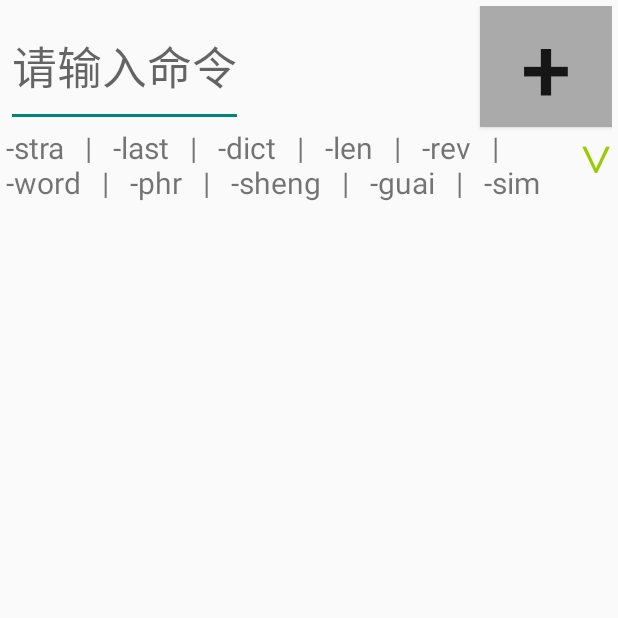
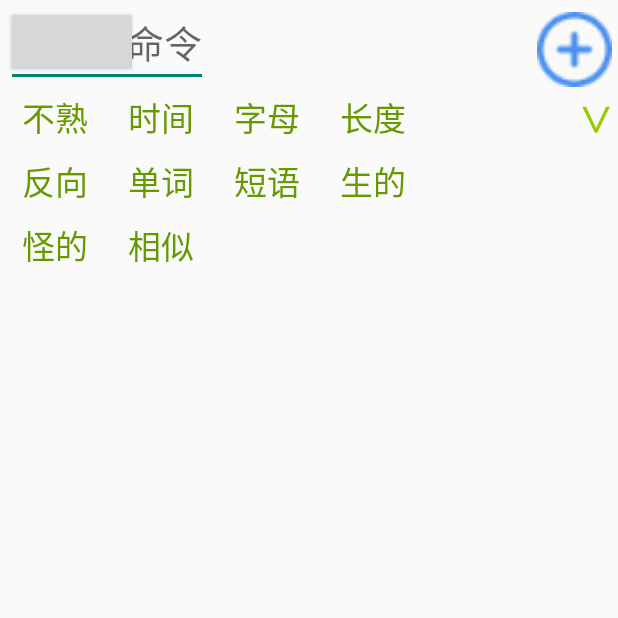
Before and after one commit to liuguicen/MemoryNote, an Android app: the screen it shows after launch (WordListActivity), on a phone screen of 412 x 824 dp, the top half of it. Run offline under Robolectric (Android 15) with nearby library versions, the phone set to English and light mode, and no system bars.

Commit message:
列表显示界面UI

```diff
--- a/memory-note/src/main/java/com/lgc/memorynote/data/GlobalData.java
+++ b/memory-note/src/main/java/com/lgc/memorynote/data/GlobalData.java
@@ -12,7 +12,9 @@ import com.lgc.memorynote.wordList.Command;
 
 import java.io.IOException;
 import java.util.ArrayList;
+import java.util.HashMap;
 import java.util.List;
+import java.util.Map;
 
 /**
  * <pre>
@@ -26,6 +28,7 @@ public class GlobalData {
     private static List<Word> mAllWord = new ArrayList<>();
     private static GlobalData mInstance = new GlobalData();
     private List<String> mCommandList;
+    private Map<String, String> mUIComandMap = new HashMap<>();
     private static final String SP_COMMAND_LIST = "command_string";
 
     private GlobalData() {
@@ -88,8 +91,13 @@ public class GlobalData {
             } else {
                 mCommandList = new Gson().fromJson(jsonCommand,  new TypeToken<List<String>>(){}.getType());
             }
+
         }
         return mCommandList;
+    }
+
+    public Map<String, String> getUIComandMap() {
+        return Command.UICommandMap;
     }
 
     public void updateCommandSort(List<String> inputCommands) {
--- a/memory-note/src/main/java/com/lgc/memorynote/wordList/Command.java
+++ b/memory-note/src/main/java/com/lgc/memorynote/wordList/Command.java
@@ -5,8 +5,9 @@ import com.lgc.memorynote.wordDetail.Word;
 
 import java.util.ArrayList;
 import java.util.Arrays;
-import java.util.Collections;
+import java.util.HashMap;
 import java.util.List;
+import java.util.Map;
 
 /**
  * 小命令行系统中的命令
@@ -17,33 +18,47 @@ public class Command {
     /************************* 排序相关的命令***************************/
     /** 按不熟悉度 */
     public static final String _stra  = "-stra";
+    public static final String _stra_ui  = "不熟";
     /** 按最后记忆时间 */
     public static final String _last  = "-last";
+    public static final String _last_ui  = "时间";
     /** 按字典序 */
     public static final String _dict  = "-dict";
+    public static final String _dict_ui  = "字母";
     /** 按长度 */
     public static final String _len   = "-len";
-
+    public static final String _len_ui   = "长度";
 
     /** 反向排序 */
     public static final String _rev   = "-rev";
-
+    public static final String _rev_ui   = "反向";
 
 
     /*********************** 过滤相关 *******************************/
     /** 只显示单词 */
     public static final String _word   = "-word";
+    public static final String _word_ui   = "单词";
     /** 只显示短语 */
     public static final String _phr    = "-phr";
+    public static final String _phr_ui    = "短语";
     /** 只显示生的单词 */
-    public static final String _sheng =  "-" + Word.WordMeaning.TAG_SHENG;
+    public static final String _sheng  =  "-" + Word.WordMeaning.TAG_SHENG;
+    public static final String _sheng_ui  =  "生的";
     /** 只显示词义怪的词 */
     public static final String _guai   =  "-" + Word.WordMeaning.TAG_GUAI;
+    public static final String _guai_ui   =  "怪的";
     /** 把近似的词放到一起 */
     public static final String _sim    = "-sim";
-    private List<Word> resultList;
+    public static final String _sim_ui    =  "相似";
 
-    public static List<String> commadList = Arrays.asList(_stra, _last, _dict, _len, _rev, _word, _phr, _sheng, _guai, _sim);
+    public static final List<String> commadList = Arrays.asList(_stra, _last, _dict, _len, _rev, _word, _phr, _sheng, _guai, _sim);
+    public static final Map<String, String> UICommandMap = new HashMap<String, String>(){{
+            put(_stra, _stra_ui);  put(_last, _last_ui);  put(_dict, _dict_ui);  put(_len ,_len_ui);
+            put(_rev, _rev_ui);    put(_word, _word_ui);  put(_phr, _phr_ui);    put(_sheng, _sheng_ui);
+            put(_guai, _guai_ui);  put(_sim, _sim_ui);
+
+    }};
+
 
     /**
      * 解析输入的命令
--- a/memory-note/src/main/java/com/lgc/memorynote/wordList/WordListActivity.java
+++ b/memory-note/src/main/java/com/lgc/memorynote/wordList/WordListActivity.java
@@ -1,24 +1,24 @@
 package com.lgc.memorynote.wordList;
 
-import android.annotation.SuppressLint;
 import android.content.Intent;
+import android.os.Bundle;
 import android.support.v7.app.AppCompatActivity;
-import android.os.Bundle;
 import android.support.v7.widget.LinearLayoutManager;
 import android.support.v7.widget.RecyclerView;
 import android.text.SpannableString;
 import android.text.Spanned;
-import android.text.TextUtils;
+import android.text.TextPaint;
 import android.text.method.LinkMovementMethod;
 import android.text.style.ClickableSpan;
+import android.util.Pair;
 import android.view.View;
 import android.widget.TextView;
 
 import com.lgc.memorynote.R;
-import com.lgc.memorynote.base.Logcat;
 import com.lgc.memorynote.wordDetail.Word;
 import com.lgc.memorynote.wordDetail.WordDetailActivity;
 
+import java.util.ArrayList;
 import java.util.List;
 
 public class WordListActivity extends AppCompatActivity implements WordListContract.View{
@@ -98,24 +98,42 @@ public class WordListActivity extends AppCompatActivity implements WordListContr
     }
 
     @Override
-    public void updateCommandText(List<String> commandList) {
-        Logcat.d();
+    public void updateCommandText(List<String> commandList, List<String> chosenList) {
+        // 转话层UI上的字符串
+        List<Pair<String, String>> UICommandList = new ArrayList<>();
+        for (String one : commandList) {
+            UICommandList.add(
+                    new Pair<>(Command.UICommandMap.get(one), one));
+        }
+
+        // 构造出所有命令的字符串
         StringBuilder sb = new StringBuilder();
-        for (int i = 0; i < commandList.size(); i++) {
-            sb.append(commandList.get(i));
-            if (i < commandList.size() -1) {
-                sb.append("   |   ");
+        sb.append("  ");
+        for (int i = 0; i < UICommandList.size(); i++) {
+            sb.append(UICommandList.get(i).first);
+            if (i < UICommandList.size() -1) {
+                if (i % 4 == 3) {
+                    sb.append("\n  ");
+                } else {
+                    sb.append("     ");
+                }
             }
         }
         String commandString = sb.toString();
+
+        // 用Spanable装饰
         SpannableString ss = new SpannableString(commandString);
-        for (int i = 0; i < commandList.size(); i++) {
-            String command = commandList.get(i);
-            String UIComa
+        for (int i = 0; i < UICommandList.size(); i++) {
+            Pair<String, String> pair = UICommandList.get(i);
+            String UICommand = pair.first;
+            String command = pair.second;
             // i 对应于commanList中的
-            int startId = commandString.indexOf(command);
-            int endId = startId + command.length();
-            ss.setSpan(new clickSpan(command), startId, endId, Spanned.SPAN_INCLUSIVE_EXCLUSIVE);
+            int startId = commandString.indexOf(UICommand);
+            int endId = startId + UICommand.length();
+            if (startId >= 0 && endId <= commandString.length()) {
+                ss.setSpan(new clickSpan(command, chosenList.contains(command)),
+                        startId, endId, Spanned.SPAN_INCLUSIVE_EXCLUSIVE);
+            }
         }
         mTvCommand.setMovementMethod(LinkMovementMethod.getInstance());
         mTvCommand.setText(ss);
@@ -157,24 +175,28 @@ public class WordListActivity extends AppCompatActivity implements WordListContr
         mWordListAdapter.setWordList(resultList);
     }
 
-    @SuppressLint("SetTextI18n")
-    @Override
-    public void showAddOneCommand(String command) {
-        String lastCommand = mTvInputCommand.getText().toString().trim();
-        if (!TextUtils.isEmpty(lastCommand))
-            lastCommand += " ";
-        mTvInputCommand.setText(lastCommand + command);
-    }
+    public class clickSpan extends ClickableSpan {
+        private final String mCommand;
+        private final boolean mIsChosen;
 
-    public class clickSpan extends ClickableSpan{
-        private String mCommand;
-        public clickSpan(String command) {
+        public clickSpan(String command, boolean isChosen) {
             this.mCommand = command;
+            mIsChosen = isChosen;
         }
 
         @Override
         public void onClick(View widget) {
             mPresenter.addOneCommand(mCommand);
         }
+
+        @Override
+        public void updateDrawState(TextPaint ds) {
+            ds.setUnderlineText(false); //去掉下划线
+            if (mIsChosen) {
+                ds.setColor(getColor(R.color.command_chosen));
+            } else {
+                ds.setColor(getColor(R.color.command_not_choosed));
+            }
+        }
     }
 }
--- a/memory-note/src/main/java/com/lgc/memorynote/wordList/WordListContract.java
+++ b/memory-note/src/main/java/com/lgc/memorynote/wordList/WordListContract.java
@@ -33,12 +33,10 @@ public class WordListContract {
          */
         void refreshWordList(List<Word> resultList);
 
-        void showAddOneCommand(String command);
-
         /**
          * 命令优先级改变了，重新显示
          */
-        void updateCommandText(List<String> commandList);
+        void updateCommandText(List<String> commandList, List<String> chosenList);
     }
     interface Presenter extends BasePresenter {
         /**
--- a/memory-note/src/main/java/com/lgc/memorynote/wordList/WordListPresenter.java
+++ b/memory-note/src/main/java/com/lgc/memorynote/wordList/WordListPresenter.java
@@ -34,11 +34,13 @@ public class WordListPresenter implements WordListContract.Presenter {
     }
 
     @Override
-    public void addOneCommand(String command) {
-        if (!mInputCommandList.contains(command)) {
-            mInputCommandList.add(command);
-            mView.showAddOneCommand(command);
+    public void addOneCommand(String UICommand) {
+        if (!mInputCommandList.contains(UICommand)) {
+            mInputCommandList.add(UICommand);
+        } else {
+            mInputCommandList.remove(UICommand);
         }
+        mView.updateCommandText(GlobalData.getInstance().getCommandList(), mInputCommandList);
     }
 
     /**
@@ -50,7 +52,7 @@ public class WordListPresenter implements WordListContract.Presenter {
         mView.refreshWordList(mCurShowWordList);
         GlobalData.getInstance().updateCommandSort(mInputCommandList);
         mInputCommandList.clear();
-        mView.updateCommandText(GlobalData.getInstance().getCommandList());
+        mView.updateCommandText(GlobalData.getInstance().getCommandList(), mInputCommandList);
     }
 
     @Override
--- a/memory-note/src/main/res/layout/activity_word_list.xml
+++ b/memory-note/src/main/res/layout/activity_word_list.xml
@@ -4,8 +4,8 @@
     xmlns:tools="http://schemas.android.com/tools"
     android:layout_width="match_parent"
     android:layout_height="match_parent"
+    android:layout_marginEnd="4dp"
     android:layout_marginStart="4dp"
-    android:layout_marginEnd="4dp"
     android:layout_marginTop="4dp"
     tools:layout_editor_absoluteY="4dp">
 
@@ -13,32 +13,37 @@
         android:id="@+id/tv_input_command"
         android:layout_width="wrap_content"
         android:layout_height="0dp"
+        android:textSize="25sp"
+        app:layout_constraintBottom_toBottomOf="@+id/add_word"
         app:layout_constraintStart_toStartOf="parent"
-        app:layout_constraintTop_toTopOf="parent"
-        app:layout_constraintBottom_toBottomOf="@+id/add_word"
-        android:textSize="30sp"
-        />
+        app:layout_constraintTop_toTopOf="parent" />
 
 
     <TextView
         android:id="@+id/btn_expand_command_list"
         android:layout_width="wrap_content"
         android:layout_height="wrap_content"
-        app:layout_constraintTop_toBottomOf="@+id/tv_input_command"
         android:text="∨"
         android:textColor="@android:color/holo_green_light"
         android:textSize="30sp"
         app:layout_constraintEnd_toEndOf="parent"
-        />
+        app:layout_constraintTop_toBottomOf="@+id/tv_input_command" />
+
     <Button
         android:id="@+id/add_word"
-        android:layout_width="wrap_content"
-        android:layout_height="wrap_content"
-        android:background="@android:color/darker_gray"
-        android:text="+"
-        android:textSize="60sp"
+        android:layout_marginTop="4dp"
+        android:layout_marginBottom="4dp"
+        android:layout_marginLeft="4dp"
+        android:layout_width="50dp"
+        android:layout_height="50dp"
+        android:background="@mipmap/add"
         app:layout_constraintEnd_toEndOf="parent"
         app:layout_constraintTop_toTopOf="parent" />
+
+    <Button
+        android:id="@+id/btn_search"
+        android:layout_width="wrap_content"
+        android:layout_height="wrap_content" />
 
     <android.support.v7.widget.RecyclerView
         android:id="@+id/lv_word_list"
@@ -47,19 +52,21 @@
         android:background="@color/white"
         android:paddingLeft="@dimen/choose_pic_item_divider"
         android:paddingRight="@dimen/choose_pic_item_divider"
-        app:layout_constraintStart_toStartOf="parent"
         app:layout_constraintBottom_toBottomOf="parent"
         app:layout_constraintEnd_toEndOf="parent"
+        app:layout_constraintStart_toStartOf="parent"
         app:layout_constraintTop_toBottomOf="@+id/tv_command" />
 
     <TextView
         android:id="@+id/tv_command"
         android:layout_width="0dp"
         android:layout_height="0dp"
-        app:layout_constraintTop_toBottomOf="@id/tv_input_command"
+        android:layout_marginTop="2dp"
+        android:lineSpacingMultiplier="1.3"
+        android:paddingTop="2dp"
+        android:textSize="22sp"
         app:layout_constraintBottom_toTopOf="@id/lv_word_list"
+        app:layout_constraintEnd_toStartOf="@+id/btn_expand_command_list"
         app:layout_constraintStart_toStartOf="parent"
-        app:layout_constraintEnd_toStartOf="@+id/btn_expand_command_list"
-        android:textSize="20sp"
-        />
+        app:layout_constraintTop_toBottomOf="@id/tv_input_command" />
 </android.support.constraint.ConstraintLayout>
--- a/memory-note/src/main/res/values/colors.xml
+++ b/memory-note/src/main/res/values/colors.xml
@@ -4,4 +4,6 @@
     <color name="colorPrimaryDark">#303F9F</color>
     <color name="colorAccent">#FF4081</color>
     <color name="white">#ffffff</color>
+    <color name="command_not_choosed">@android:color/holo_green_dark</color>
+    <color name="command_chosen">@android:color/holo_red_light</color>
 </resources>
```
Also changed, not shown: memory-note/src/main/res/mipmap-mdpi/add.png (added), memory-note/src/main/res/mipmap-mdpi/search.png (added), memory-note/src/main/res/mipmap-xhdpi/add.png (added), memory-note/src/main/res/mipmap-xhdpi/search.png (added), memory-note/src/main/res/mipmap-xxhdpi/add.png (added), memory-note/src/main/res/mipmap-xxhdpi/search.png (added).
